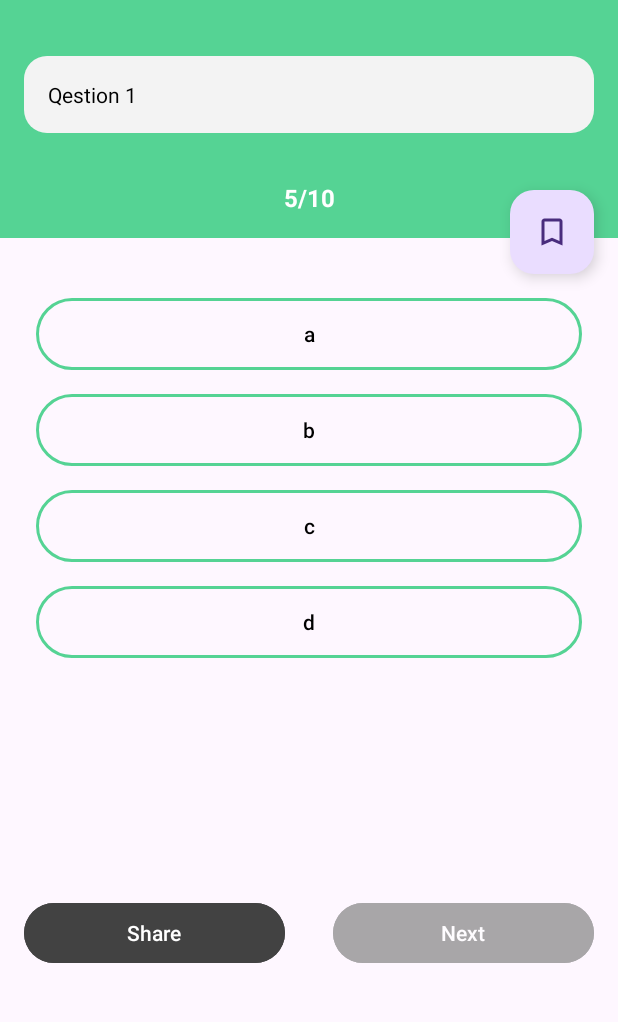
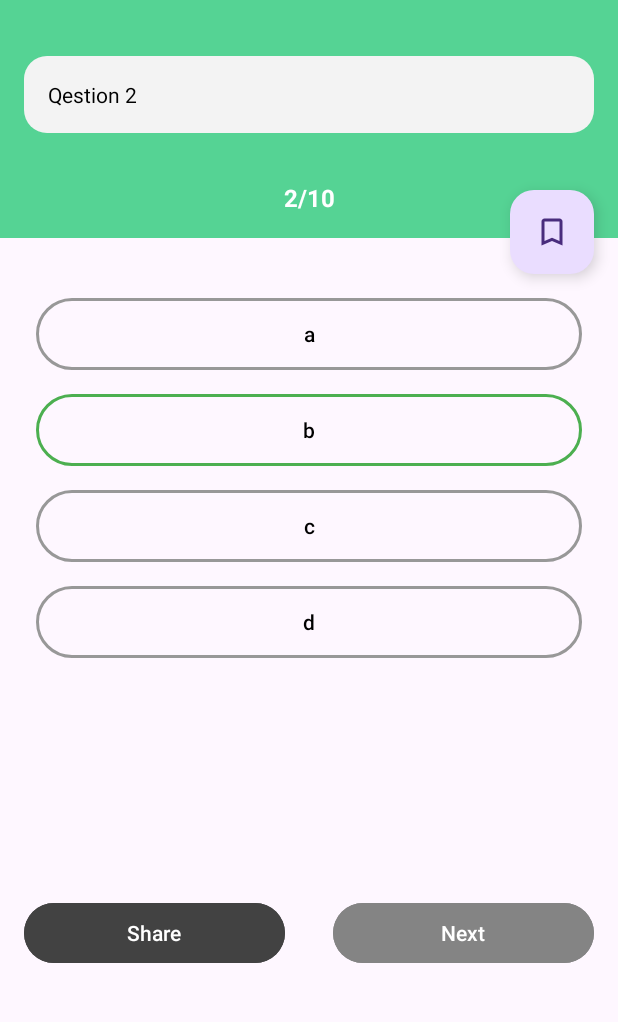
Before and after one commit to wejdeneChroud/Quiz_Game_Android_Studio, an Android app: the QuestionsActivity screen opened directly, with no data from a screen before it, after a tap on an icon or button, on a phone screen of 412 x 824 dp, the part 64-1086 px from its top. Run offline under Robolectric (Android 15) with nearby library versions, the phone set to English and light mode, and no system bars; 3 other taps on this screen came first.

```diff
--- a/app/build.gradle.kts
+++ b/app/build.gradle.kts
@@ -1,5 +1,6 @@
 plugins {
     alias(libs.plugins.android.application)
+    id("com.google.gms.google-services")
 }
 
 android {
@@ -33,10 +34,12 @@ android {
 
 dependencies {
 
+    implementation(platform("com.google.firebase:firebase-bom:33.7.0"))
     implementation(libs.appcompat)
     implementation(libs.material)
     implementation(libs.activity)
     implementation(libs.constraintlayout)
+    implementation(libs.firebase.database)
     testImplementation(libs.junit)
     androidTestImplementation(libs.ext.junit)
     androidTestImplementation(libs.espresso.core)
--- a/app/src/main/AndroidManifest.xml
+++ b/app/src/main/AndroidManifest.xml
@@ -1,6 +1,8 @@
 <?xml version="1.0" encoding="utf-8"?>
 <manifest xmlns:android="http://schemas.android.com/apk/res/android"
     xmlns:tools="http://schemas.android.com/tools">
+
+    <uses-permission android:name="android.permission.INTERNET"/>
 
     <application
         android:allowBackup="true"
--- a/app/src/main/java/com/example/quizzer/CategoryAdapter.java
+++ b/app/src/main/java/com/example/quizzer/CategoryAdapter.java
@@ -33,8 +33,8 @@ public class CategoryAdapter extends RecyclerView.Adapter<CategoryAdapter.Viewho
     @Override
     public void onBindViewHolder(@NonNull Viewholder holder, int position) {
         holder.setData(
-            categoryModelList.get(position).getImageUrl(),
-            categoryModelList.get(position).getTitle()
+            categoryModelList.get(position).getUrl(),
+            categoryModelList.get(position).getName()
         );
     }
 
--- a/app/src/main/java/com/example/quizzer/QuestionsActivity.java
+++ b/app/src/main/java/com/example/quizzer/QuestionsActivity.java
@@ -1,6 +1,8 @@
 package com.example.quizzer;
 
 import android.animation.Animator;
+import android.content.res.ColorStateList;
+import android.graphics.Color;
 import android.os.Bundle;
 import android.view.View;
 import android.view.animation.DecelerateInterpolator;
@@ -30,6 +32,7 @@ public class QuestionsActivity extends AppCompatActivity {
     private int count = 0;
     private List<QuestionModel> list;
     private int position = 0;
+    private int score = 0;
 
     @Override
     protected void onCreate(Bundle savedInstanceState) {
@@ -68,15 +71,23 @@ public class QuestionsActivity extends AppCompatActivity {
             optionsContainer.getChildAt(i).setOnClickListener(new View.OnClickListener() {
                 @Override
                 public void onClick(View v) {
-
+                    checkAnswer((Button)v);
                 }
             });
         }
 
-
+        playanim(question,0,list.get(position).getQuestion());
         nextBtn.setOnClickListener(new View.OnClickListener() {
             @Override
             public void onClick(View view) {
+                nextBtn.setEnabled(false);
+                nextBtn.setAlpha(0.7f);
+                enableOption(true);
+                position++;
+                if (position == list.size()) {
+                    //// score activity
+                    return;
+                }
                 count = 0;
                 playanim(question,0, list.get(position).getQuestion());
             }
@@ -88,7 +99,7 @@ public class QuestionsActivity extends AppCompatActivity {
                 .setInterpolator(new DecelerateInterpolator()).setListener(new Animator.AnimatorListener() {
                     @Override
                     public void onAnimationStart(@NonNull Animator animator) {
-                        if (value == 0) {
+                        if (value == 0 && count < 4) {
                             String option = "";
                             if (count == 0){
                                 option = list.get(position).getOptionA();
@@ -105,9 +116,15 @@ public class QuestionsActivity extends AppCompatActivity {
                     }
 
                     @Override
-                    public void onAnimationEnd(@NonNull Animator animator) {
-                        ((TextView)view).setText(data);
+                    public void onAnimationEnd(@NonNull Animator animation) {
                         if (value == 0) {
+                            try{
+                                ((TextView)view).setText(data);
+                                noIndicator.setText(position+1+"/"+list.size());
+                            }catch (ClassCastException ex){
+                                ((Button)view).setText(data);
+                            }
+                            view.setTag(data);
                             playanim(view,1, data);
                         }
                     }
@@ -125,4 +142,26 @@ public class QuestionsActivity extends AppCompatActivity {
 
     }
 
+    private void checkAnswer(Button selectedOption) {
+        enableOption(false);
+        nextBtn.setEnabled(true);
+        nextBtn.setAlpha(1);
+        if (selectedOption.getText().toString().equals(list.get(position).getCorrectANS())){
+            score++;
+            selectedOption.setBackgroundTintList(ColorStateList.valueOf(Color.parseColor("#4CAF50")));
+        }else{
+            selectedOption.setBackgroundTintList(ColorStateList.valueOf(Color.parseColor("#ff0000")));
+            Button correctOption = (Button) optionsContainer.findViewWithTag(list.get(position).getCorrectANS());
+            correctOption.setBackgroundTintList(ColorStateList.valueOf(Color.parseColor("#4CAF50")));
+        }
+    }
+
+    private void enableOption(boolean enable) {
+        for (int i = 0; i < 4; i++){
+            optionsContainer.getChildAt(i).setEnabled(enable);
+            if (enable) {
+                optionsContainer.getChildAt(i).setBackgroundTintList(ColorStateList.valueOf(Color.parseColor("#989898")));
+            }
+        }
+    }
 }
--- a/build.gradle.kts
+++ b/build.gradle.kts
@@ -1,4 +1,5 @@
 // Top-level build file where you can add configuration options common to all sub-projects/modules.
 plugins {
     alias(libs.plugins.android.application) apply false
+    id("com.google.gms.google-services") version "4.4.2" apply false
 }
--- a/gradle/libs.versions.toml
+++ b/gradle/libs.versions.toml
@@ -9,6 +9,7 @@ appcompat = "1.7.0"
 material = "1.12.0"
 activity = "1.9.3"
 constraintlayout = "2.2.0"
+firebaseDatabase = "21.0.0"
 
 [libraries]
 circleimageview = { module = "de.hdodenhof:circleimageview", version.ref = "circleimageview" }
@@ -20,6 +21,7 @@ appcompat = { group = "androidx.appcompat", name = "appcompat", version.ref = "a
 material = { group = "com.google.android.material", name = "material", version.ref = "material" }
 activity = { group = "androidx.activity", name = "activity", version.ref = "activity" }
 constraintlayout = { group = "androidx.constraintlayout", name = "constraintlayout", version.ref = "constraintlayout" }
+firebase-database = { group = "com.google.firebase", name = "firebase-database", version.ref = "firebaseDatabase" }
 
 [plugins]
 android-application = { id = "com.android.application", version.ref = "agp" }
```
Also changed, not shown: app/src/main/java/com/example/quizzer/CategoriesActivity.java (+34 -18 lines), app/src/main/java/com/example/quizzer/CategoryModel.java (+31 -12 lines), 3 other files.
